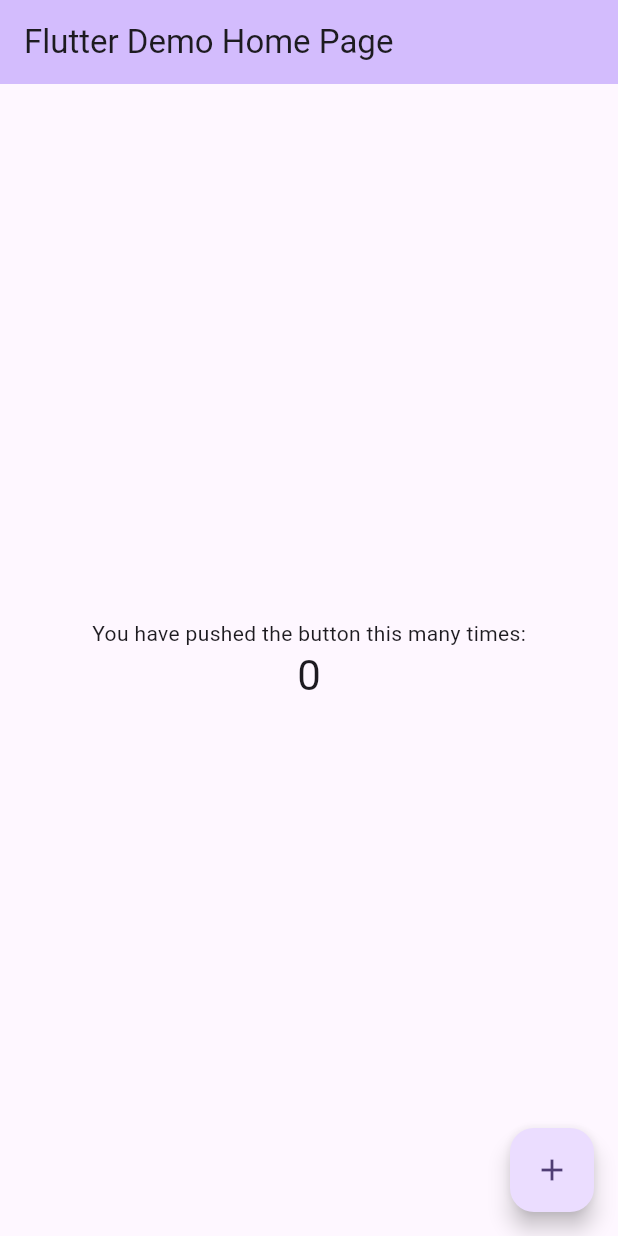
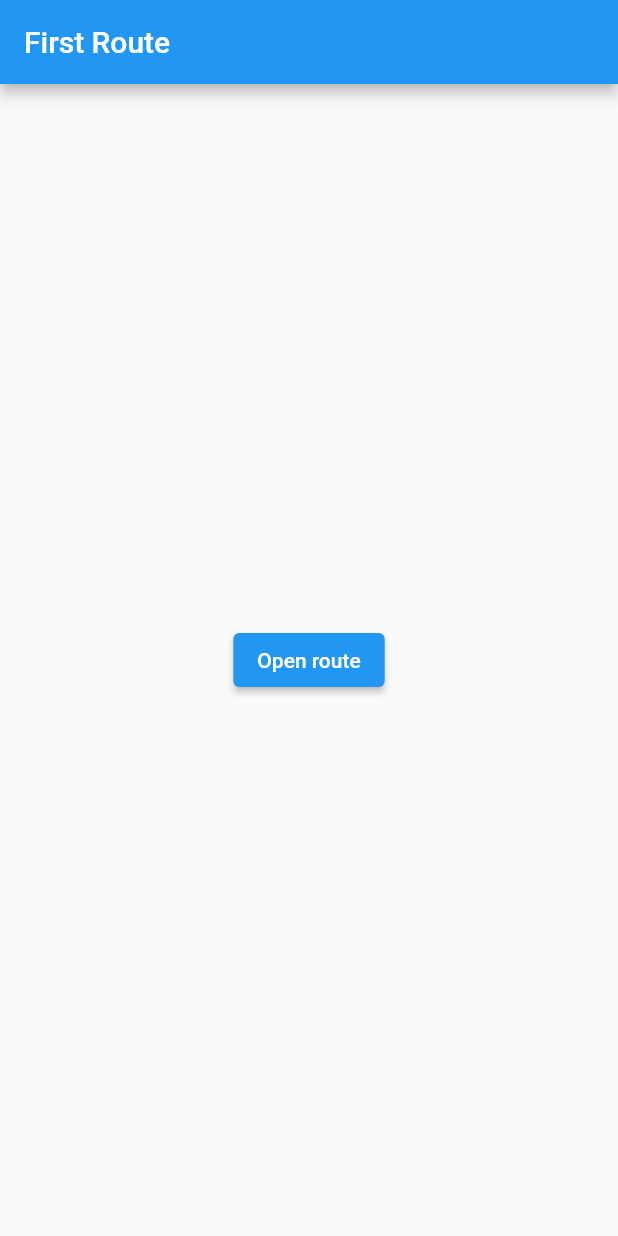
Before and after one commit to iav2002/PPT, a Flutter app: the screen it shows after launch, on a phone screen of 412 x 824 dp. Run offline on Flutter 3.47's test engine with Material 2 defaults, Android fonts, the phone set to English and light mode, and no system bars.

Commit message:
creating pages back and forth

```diff
--- a/database.txt
+++ /dev/null
@@ -1 +0,0 @@
-fectchind data
--- a/lib/main.dart
+++ b/lib/main.dart
@@ -1,125 +1,53 @@
 import 'package:flutter/material.dart';
 
 void main() {
-  runApp(const MyApp());
+  runApp(const MaterialApp(
+    title: 'Navigation Basics',
+    home: FirstRoute(),
+  ));
 }
 
-class MyApp extends StatelessWidget {
-  const MyApp({super.key});
+class FirstRoute extends StatelessWidget {
+  const FirstRoute({super.key});
 
-  // This widget is the root of your application.
   @override
   Widget build(BuildContext context) {
-    return MaterialApp(
-      title: 'Flutter Demo',
-      theme: ThemeData(
-        // This is the theme of your application.
-        //
-        // TRY THIS: Try running your application with "flutter run". You'll see
-        // the application has a blue toolbar. Then, without quitting the app,
-        // try changing the seedColor in the colorScheme below to Colors.green
-        // and then invoke "hot reload" (save your changes or press the "hot
-        // reload" button in a Flutter-supported IDE, or press "r" if you used
-        // the command line to start the app).
-        //
-        // Notice that the counter didn't reset back to zero; the application
-        // state is not lost during the reload. To reset the state, use hot
-        // restart instead.
-        //
-        // This works for code too, not just values: Most code changes can be
-        // tested with just a hot reload.
-        colorScheme: ColorScheme.fromSeed(seedColor: Colors.deepPurple),
-        useMaterial3: true,
+    return Scaffold(
+      appBar: AppBar(
+        title: const Text('First Route'),
       ),
-      home: const MyHomePage(title: 'Flutter Demo Home Page'),
+      body: Center(
+        child: ElevatedButton(
+          child: const Text('Open route'),
+          onPressed: () {
+            Navigator.push(
+              context,
+              MaterialPageRoute(builder: (context) => const SecondRoute()),
+            );
+          },
+        ),
+      ),
     );
   }
 }
 
-class MyHomePage extends StatefulWidget {
-  const MyHomePage({super.key, required this.title});
-
-  // This widget is the home page of your application. It is stateful, meaning
-  // that it has a State object (defined below) that contains fields that affect
-  // how it looks.
-
-  // This class is the configuration for the state. It holds the values (in this
-  // case the title) provided by the parent (in this case the App widget) and
-  // used by the build method of the State. Fields in a Widget subclass are
-  // always marked "final".
-
-  final String title;
-
-  @override
-  State<MyHomePage> createState() => _MyHomePageState();
-}
-
-class _MyHomePageState extends State<MyHomePage> {
-  int _counter = 0;
-
-  void _incrementCounter() {
-    setState(() {
-      // This call to setState tells the Flutter framework that something has
-      // changed in this State, which causes it to rerun the build method below
-      // so that the display can reflect the updated values. If we changed
-      // _counter without calling setState(), then the build method would not be
-      // called again, and so nothing would appear to happen.
-      _counter++;
-    });
-  }
+class SecondRoute extends StatelessWidget {
+  const SecondRoute({super.key});
 
   @override
   Widget build(BuildContext context) {
-    // This method is rerun every time setState is called, for instance as done
-    // by the _incrementCounter method above.
-    //
-    // The Flutter framework has been optimized to make rerunning build methods
-    // fast, so that you can just rebuild anything that needs updating rather
-    // than having to individually change instances of widgets.
     return Scaffold(
       appBar: AppBar(
-        // TRY THIS: Try changing the color here to a specific color (to
-        // Colors.amber, perhaps?) and trigger a hot reload to see the AppBar
-        // change color while the other colors stay the same.
-        backgroundColor: Theme.of(context).colorScheme.inversePrimary,
-        // Here we take the value from the MyHomePage object that was created by
-        // the App.build method, and use it to set our appbar title.
-        title: Text(widget.title),
+        title: const Text('Second Route'),
       ),
       body: Center(
-        // Center is a layout widget. It takes a single child and positions it
-        // in the middle of the parent.
-        child: Column(
-          // Column is also a layout widget. It takes a list of children and
-          // arranges them vertically. By default, it sizes itself to fit its
-          // children horizontally, and tries to be as tall as its parent.
-          //
-          // Column has various properties to control how it sizes itself and
-          // how it positions its children. Here we use mainAxisAlignment to
-          // center the children vertically; the main axis here is the vertical
-          // axis because Columns are vertical (the cross axis would be
-          // horizontal).
-          //
-          // TRY THIS: Invoke "debug painting" (choose the "Toggle Debug Paint"
-          // action in the IDE, or press "p" in the console), to see the
-          // wireframe for each widget.
-          mainAxisAlignment: MainAxisAlignment.center,
-          children: <Widget>[
-            const Text(
-              'You have pushed the button this many times:',
-            ),
-            Text(
-              '$_counter',
-              style: Theme.of(context).textTheme.headlineMedium,
-            ),
-          ],
+        child: ElevatedButton(
+          onPressed: () {
+            Navigator.pop(context);
+          },
+          child: const Text('Go back!'),
         ),
       ),
-      floatingActionButton: FloatingActionButton(
-        onPressed: _incrementCounter,
-        tooltip: 'Increment',
-        child: const Icon(Icons.add),
-      ), // This trailing comma makes auto-formatting nicer for build methods.
     );
   }
 }
```
